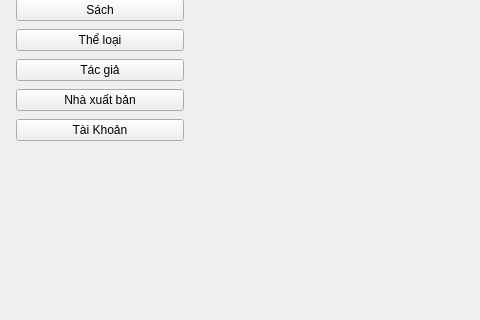
Before: the Qt Designer form view/main_window.ui in phuongphuong5110-create/library-app, drawn with Qt 5; both pictures show x 0 to 480 and y 126 to 446 of the 1280 by 820 pixel window.
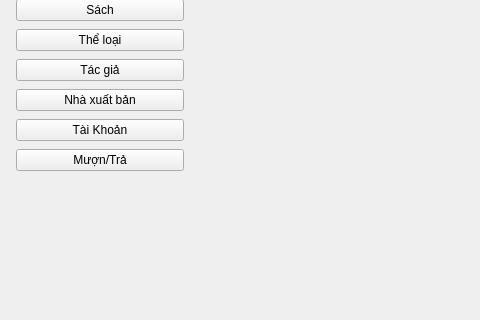
After: the same form once the commit is applied.

```diff
--- a/view/main_window.ui
+++ b/view/main_window.ui
@@ -138,6 +138,13 @@
          </property>
         </widget>
        </item>
+       <item>
+        <widget class="QPushButton" name="btn_nav_loans">
+         <property name="text">
+          <string>Mượn/Trả</string>
+         </property>
+        </widget>
+       </item>
        <item>
         <spacer name="verticalSpacer_nav">
          <property name="orientation">
```
